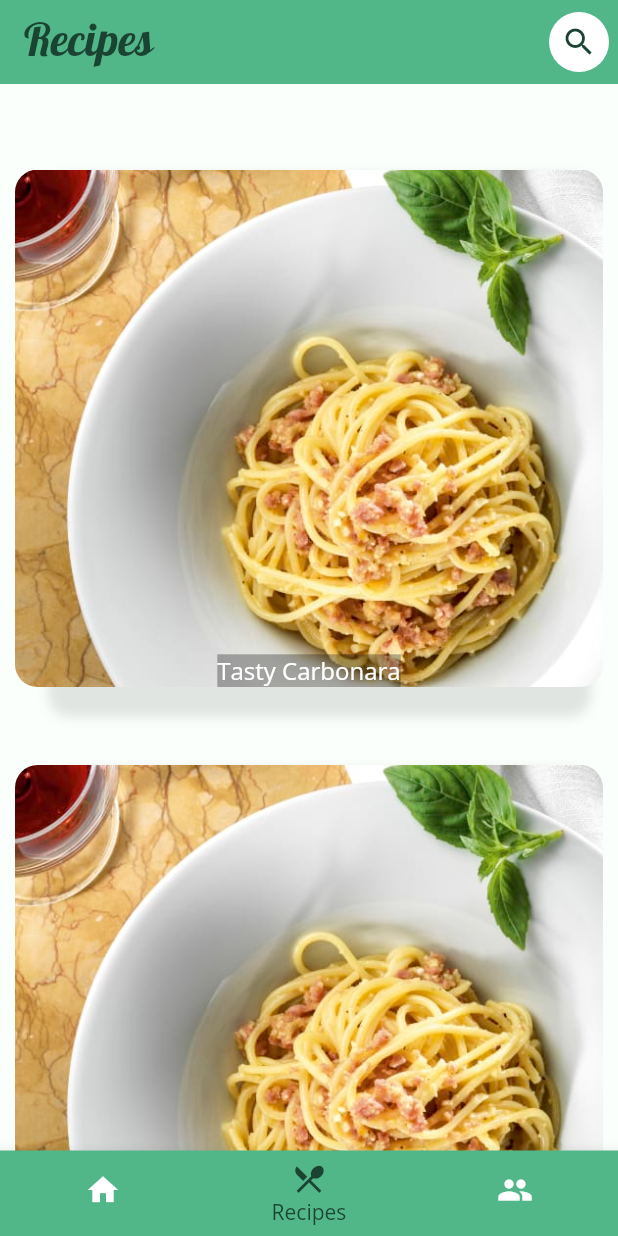
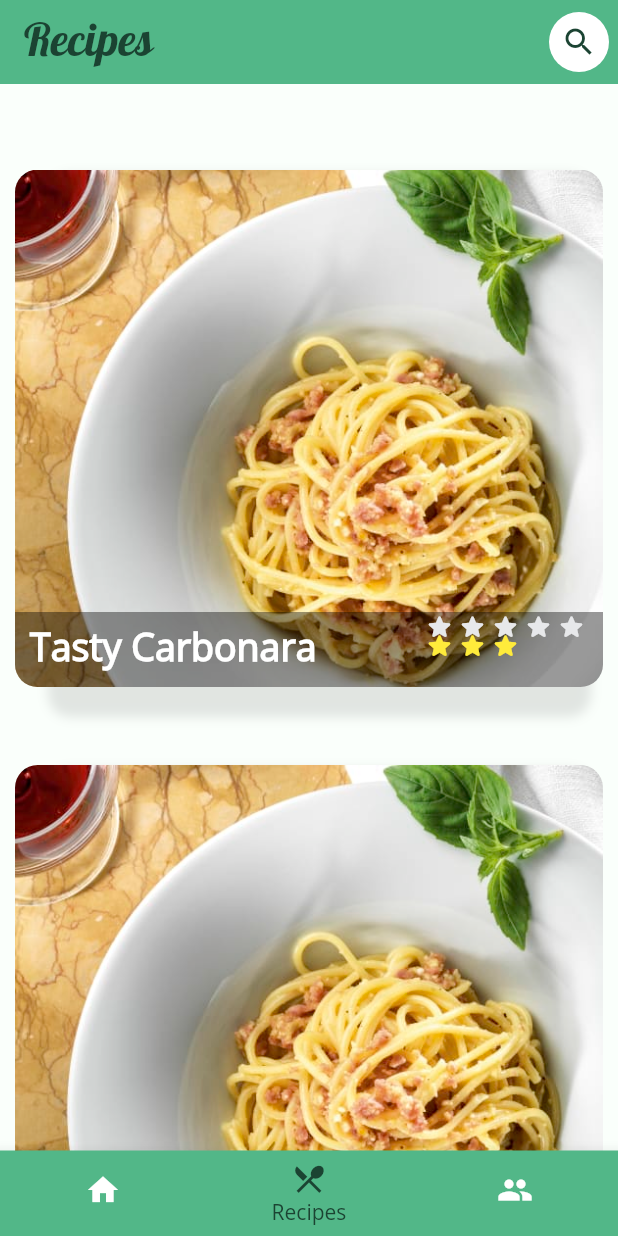
Before and after one commit to Joakim-Johansson/Munchtime, a Flutter app: the screen it shows after launch, item 2 of the bottom bar chosen, on a phone screen of 412 x 824 dp. Run offline on Flutter 3.47's test engine with Material 2 defaults, Android fonts, the phone set to English and light mode, and no system bars; drawn by our look-alikes of flutter_rating_stars.

Commit message:
Fixade Recipecards
Kan nu klicka på kort för att gå till recept och gjorde även de lite finare

```diff
--- a/lib/routes.dart
+++ b/lib/routes.dart
@@ -1,5 +1,6 @@
 import 'package:crunchtime/views/Home.dart';
 import 'package:crunchtime/views/RecipeList.dart';
+import 'package:crunchtime/views/RecipePage.dart';
 import 'package:flutter/material.dart';
 
 class RouteGenerator {
@@ -11,6 +12,8 @@ class RouteGenerator {
         return MaterialPageRoute(builder: (_) => Home());
       case '/recipelist':
         return MaterialPageRoute(builder: (_) => RecipeList());
+      case '/recipepage':
+        return MaterialPageRoute(builder: (_) => RecipePage());
     }
 
     return MaterialPageRoute(builder: (_) => Home()); // Default
--- a/lib/views/RecipeCard.dart
+++ b/lib/views/RecipeCard.dart
@@ -1,4 +1,5 @@
 import 'package:flutter/material.dart';
+import 'package:flutter_rating_stars/flutter_rating_stars.dart';
 
 class RecipeCard extends StatefulWidget {
   @override
@@ -27,38 +28,52 @@ class _RecipeCardState extends State<RecipeCard> {
             blurRadius: 6.0,
             spreadRadius: -15.0,
           ),
-        ],),
+        ],
+      ),
       child: Stack(
         alignment: AlignmentDirectional.bottomCenter,
         children: [
           GestureDetector(
-              onTap: () => test(),
+              onTap: () => Navigator.of(context).pushNamed("/recipepage"),
               child: ClipRRect(
                 borderRadius: BorderRadius.circular(15),
-
                 child: Container(
                   decoration: BoxDecoration(
                     borderRadius: BorderRadius.circular(15),
                   ),
                   child: Image.asset(
-
                     'assets/images/carbonara.jpg',
                   ),
                 ),
-              )
+              )),
+          Container(
+            padding: EdgeInsets.fromLTRB(10, 0, 10, 5),
+            width: double.infinity,
+            height: 50,
+            decoration: BoxDecoration(
+              borderRadius: BorderRadius.vertical(bottom: Radius.circular(15)),
+              color: Colors.black.withOpacity(0.4),
             ),
-
+            child: Row(
+              mainAxisAlignment: MainAxisAlignment.spaceBetween,
+              children: [
                 Text(
                   "Tasty Carbonara",
                   style: TextStyle(
-                fontSize: 16,
+                    fontWeight: FontWeight.bold,
+                    fontSize: 25,
                     color: Colors.white,
-                backgroundColor: Colors.black.withOpacity(0.3)),
-
                   ),
+                ),
+                RatingStars(
+                  value: 3,
+                  valueLabelVisibility: false,
+                )
               ],
             ),
-
+          )
+        ],
+      ),
     ); //DETTA ÄR FELET OM DET INTE FUNKAR MED BILD EFTER RESTART
   }
 }
--- a/pubspec.yaml
+++ b/pubspec.yaml
@@ -34,6 +34,7 @@ dependencies:
   # The following adds the Cupertino Icons font to your application.
   # Use with the CupertinoIcons class for iOS style icons.
   cupertino_icons: ^1.0.2
+  flutter_rating_stars: ^1.0.3+4
 
 dev_dependencies:
   flutter_test:
```
Also changed, not shown: lib/views/RecipePage.dart (+42 -58 lines), pubspec.lock. Lines whose indentation alone changed are shown as unchanged.
